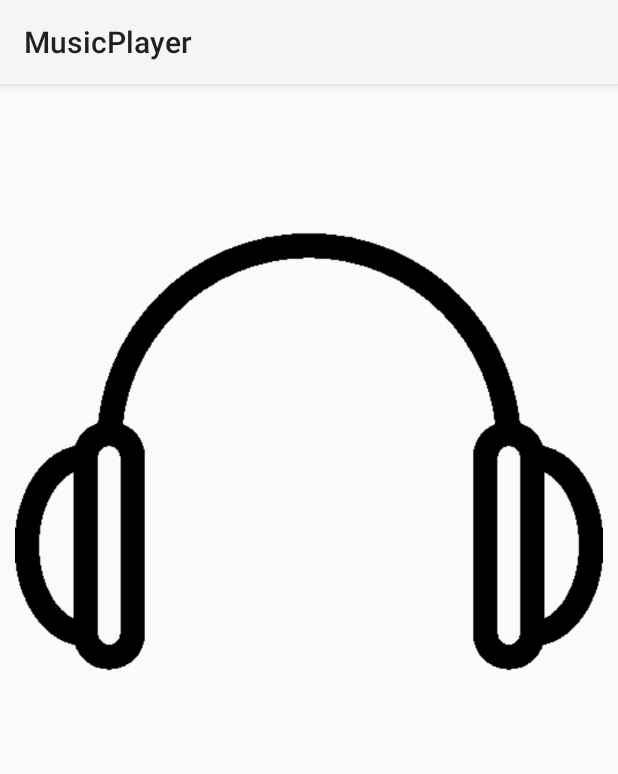
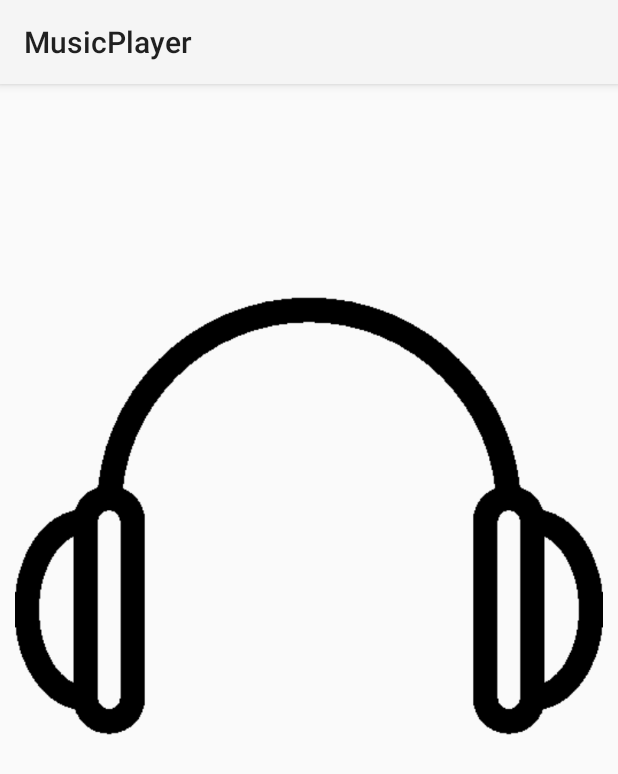
Before and after one commit to DSBalaban/AndroidMusicPlayer, an Android app: the layout layout_song_details.xml on its own in the app's theme, with its tools: preview values and no code run, on a phone screen of 412 x 824 dp. Shown: the top 774 px of the screen. Run offline under Robolectric (Android 15) with nearby library versions, the phone set to English and light mode, and no system bars.

Commit message:
getDuration in wrong state error still at large

```diff
--- a/app/src/main/java/me/dsbalaban/musicplayer/MainActivity.java
+++ b/app/src/main/java/me/dsbalaban/musicplayer/MainActivity.java
@@ -38,7 +38,6 @@ public class MainActivity extends Activity implements MediaController.MediaPlaye
     private boolean musicBound = false;
 
     private MusicController musicController;
-    private Handler mHandler = new Handler();
     private boolean paused = false;
     private boolean playbackPaused = false;
 
@@ -186,7 +185,8 @@ public class MainActivity extends Activity implements MediaController.MediaPlaye
 
         musicController.setMediaPlayer(this);
         musicController.setAnchorView(findViewById(R.id.song_details_layout));
-        musicController.setEnabled(true);
+
+
     }
 
     @Override
--- a/app/src/main/java/me/dsbalaban/musicplayer/MusicService.java
+++ b/app/src/main/java/me/dsbalaban/musicplayer/MusicService.java
@@ -128,6 +128,8 @@ public class MusicService extends Service implements
         Song playSong = songs.get(songPos);
         songTitle = playSong.getTitle();
 
+        Log.d("Song position", Integer.toString(songPos));
+
         long currentSong = playSong.getID();
 
         Uri trackUri = ContentUris.withAppendedId(MediaStore.Audio.Media.EXTERNAL_CONTENT_URI, currentSong);
--- a/app/src/main/res/layout/layout_song_details.xml
+++ b/app/src/main/res/layout/layout_song_details.xml
@@ -16,6 +16,7 @@
         android:layout_weight="0.75"
         android:contentDescription="@string/song_album_picture"
         android:src="@drawable/headphones"
+        android:layout_gravity="center_vertical"
     />
 
     <TextView
@@ -23,10 +24,11 @@
         android:layout_width="match_parent"
         android:layout_weight="0.1"
         android:gravity="center"
-        android:textSize="16sp"
+        android:textSize="24sp"
         android:ellipsize="end"
         android:maxLines="1"
         android:id="@+id/song_details_title"
+        android:textColor="#000000"
     />
 
     <View
```
Also changed, not shown: app/src/main/res/drawable/headphones.png.
